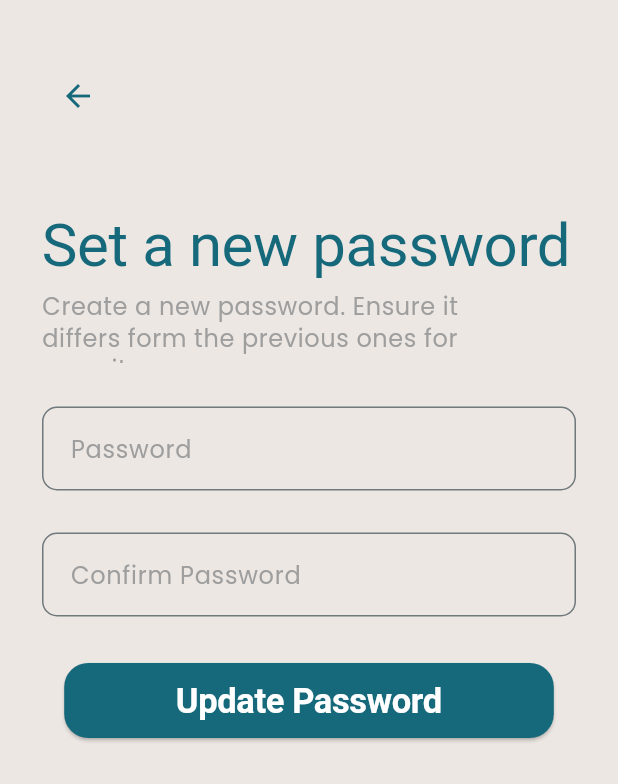
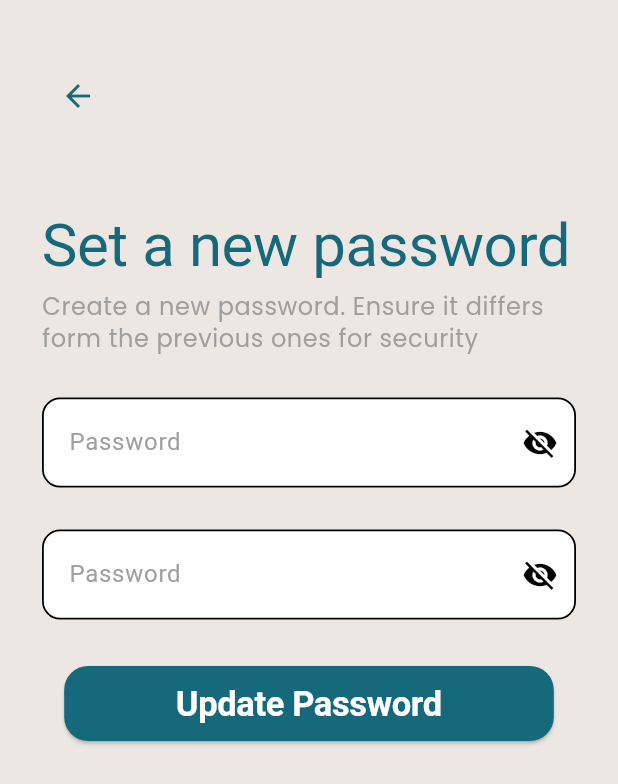
Before and after one commit to nhahub/NHA-229, a Flutter app: the SetPassScreen screen opened directly, on a phone screen of 412 x 824 dp. Shown: the top 784 px of the screen. Run offline on Flutter 3.47's test engine with Material 3 defaults, Android fonts, the phone set to English and light mode, and no system bars; our stand-ins replace flutter_bloc, flutter_screenutil, flutter_svg, google_fonts, pinput.

Commit message:
Used custom text field in set_pass_screen

```diff
--- a/lib/features/auth/forgot_password/screens/confirm_reset_screen.dart
+++ b/lib/features/auth/forgot_password/screens/confirm_reset_screen.dart
@@ -42,7 +42,7 @@ class ConfirmResetScreen extends StatelessWidget {
                   Navigator.push(
                     context,
                     MaterialPageRoute(
-                      builder: (context) => const SetPassScreen(),
+                      builder: (context) => SetPassScreen(),
                     ),
                   );
                 },
--- a/lib/features/auth/forgot_password/screens/set_pass_screen.dart
+++ b/lib/features/auth/forgot_password/screens/set_pass_screen.dart
@@ -3,17 +3,25 @@ import 'package:flutter_screenutil/flutter_screenutil.dart';
 
 import 'success_screen.dart';
 import '../../../../generated/l10n.dart';
-import '../widgets/custom_text_field.dart';
+import '../../login/widgets/custom_textfield.dart';
 
 class SetPassScreen extends StatelessWidget {
-  const SetPassScreen({super.key});
+  SetPassScreen({super.key});
+
+  final GlobalKey<FormState> _formKey = GlobalKey<FormState>();
+  final TextEditingController passwordController = TextEditingController();
+  final TextEditingController confirmPasswordController =
+      TextEditingController();
 
   @override
   Widget build(BuildContext context) {
     return Scaffold(
-      body: Center(
+      body: SingleChildScrollView(
+        child: Center(
           child: Padding(
             padding: const EdgeInsets.symmetric(horizontal: 28, vertical: 40),
+            child: Form(
+              key: _formKey,
               child: Column(
                 children: [
                   Row(
@@ -39,49 +47,67 @@ class SetPassScreen extends StatelessWidget {
                     ],
                   ),
                   const SizedBox(height: 8),
-              Row(
-                children: [
-                  SizedBox(
-                    width: 324,
-                    height: 48,
-                    child: Text(
+                  Text(
                     S.current.setPasswordMessage,
                     style: Theme.of(context).textTheme.bodySmall,
                     softWrap: true,
                   ),
-                  ),
-                ],
-              ),
 
                   const SizedBox(height: 29),
-              // TODO: Add validation to the text fields
-              CustomTextField(
-                hintText: S.current.password,
-              ), // TODO: use the custom text field from lib/features/auth/login/widgets/custom_textfield.dart
+                  CustomTextFormField(
+                    controller: passwordController,
+                    hintText: "Password",
+                    showVisibilityButton: true,
+                    hPadding: false,
+                    validator: (value) {
+                      if (value == null || value.trim().isEmpty) {
+                        return 'Password is required';
+                      }
+                      if (value.trim().length < 6) {
+                        return 'Password must be at least 6 characters';
+                      }
+                      return null;
+                    },
+                  ),
                   const SizedBox(height: 28),
-              CustomTextField(
-                // TODO: use the custom text field from lib/features/auth/login/widgets/custom_textfield.dart
-                hintText: '${S.current.confirm} ${S.current.password}',
+                  CustomTextFormField(
+                    controller: confirmPasswordController,
+                    hintText: "Password",
+                    showVisibilityButton: true,
+                    hPadding: false,
+                    validator: (value) {
+                      if (value == null || value.trim().isEmpty) {
+                        return 'Password is required';
+                      }
+                      if (value.trim().length < 6) {
+                        return 'Password must be at least 6 characters';
+                      }
+                      if (value != passwordController.text) {
+                        return "Passwords don't match";
+                      }
+                      return null;
+                    },
                   ),
                   Padding(
-                padding: const EdgeInsets.symmetric(
-                  vertical: 31.0,
-                  // horizontal: 14,
-                ),
+                    padding: const EdgeInsets.symmetric(vertical: 31.0),
                     child: SizedBox(
                       width: 309.w,
                       child: ElevatedButton(
                         onPressed: () {
+                          if (_formKey.currentState!.validate()) {
                             Navigator.push(
                               context,
                               MaterialPageRoute(
                                 builder: (context) => const SuccessScreen(),
                               ),
                             );
+                          }
                         },
                         child: Text(
                           S.of(context).updatePassword,
-                      style: Theme.of(context).textTheme.displayLarge?.copyWith(
+                          style: Theme.of(
+                            context,
+                          ).textTheme.displayLarge?.copyWith(
                             fontSize: 23,
                             fontWeight: FontWeight.w700,
                             color: Theme.of(context)
@@ -98,6 +124,8 @@ class SetPassScreen extends StatelessWidget {
               ),
             ),
           ),
+        ),
+      ),
     );
   }
 }
--- a/lib/features/auth/forgot_password/widgets/custom_text_field.dart
+++ /dev/null
@@ -1,65 +0,0 @@
-import 'package:flutter/material.dart';
-
-class CustomTextField extends StatelessWidget {
-  final String? hintText;
-  final TextEditingController? controller;
-  final bool obscureText;
-  final String? Function(String?)? validator;
-
-  const CustomTextField({
-    super.key,
-    required this.hintText,
-    this.controller,
-    this.obscureText = false,
-    this.validator,
-  });
-
-  @override
-  Widget build(BuildContext context) {
-    return TextFormField(
-      controller: controller,
-      obscureText: obscureText,
-      validator: validator,
-      style: const TextStyle(
-        fontFamily: 'Poppins',
-        fontSize: 16,
-        color: Colors.black,
-      ),
-      decoration: InputDecoration(
-        labelText: hintText,
-        labelStyle: const TextStyle(
-          color: Color(0xFF9E9E9E),
-          fontFamily: 'Poppins',
-          fontSize: 16,
-        ),
-        floatingLabelBehavior: FloatingLabelBehavior.auto,
-        contentPadding: const EdgeInsets.symmetric(
-          horizontal: 15,
-          vertical: 16,
-        ),
-        border: OutlineInputBorder(
-          borderRadius: BorderRadius.circular(10),
-          borderSide: const BorderSide(color: Colors.black, width: 1),
-        ),
-        focusedBorder: OutlineInputBorder(
-          borderRadius: BorderRadius.circular(10),
-          borderSide: const BorderSide(color: Color(0xFF16697B), width: 2),
-        ),
-        errorBorder: OutlineInputBorder(
-          borderRadius: BorderRadius.circular(10),
-          borderSide: const BorderSide(color: Colors.red, width: 1),
-        ),
-        focusedErrorBorder: OutlineInputBorder(
-          borderRadius: BorderRadius.circular(10),
-          borderSide: const BorderSide(color: Colors.red, width: 2),
-        ),
-        errorStyle: const TextStyle(
-          fontSize: 12,
-          color: Colors.red,
-          fontFamily: 'Poppins',
-        ),
-        isDense: true,
-      ),
-    );
-  }
-}
--- a/lib/features/auth/login/screens/login_screen.dart
+++ b/lib/features/auth/login/screens/login_screen.dart
@@ -71,14 +71,17 @@ class LoginScreen extends StatelessWidget {
                         return null;
                       },
                     ),
-                    Padding(
-                      padding: const EdgeInsets.only(right: 200, top: 10),
+                    Align(
+                      alignment: Alignment.centerLeft,
+                      child: Padding(
+                        padding: const EdgeInsets.only(left: 32.5, top: 10),
                         child: GestureDetector(
                           onTap: () {
                             Navigator.push(
                               context,
                               MaterialPageRoute(
-                              builder: (context) => ForgetPasswordEmailScreen(),
+                                builder:
+                                    (context) => ForgetPasswordEmailScreen(),
                               ),
                             );
                           },
@@ -89,6 +92,7 @@ class LoginScreen extends StatelessWidget {
                               fontSize: 16,
                               decoration: TextDecoration.none,
                               fontWeight: FontWeight.bold,
+                            ),
                           ),
                         ),
                       ),
```
Lines whose indentation alone changed are shown as unchanged.
